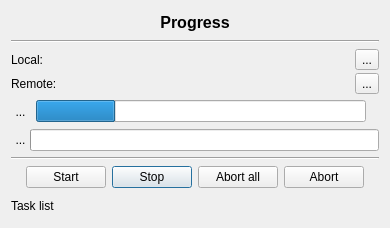
First picture: the form in woterm/qwosftptransferwidget.ui, repository aoyiduo/woterm, before the edit.
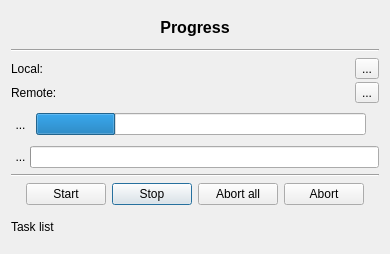
Second picture: the form after the edit. Icons and pictures are not drawn.

What changed in the file:
```diff
--- a/woterm/qwosftptransferwidget.ui
+++ b/woterm/qwosftptransferwidget.ui
@@ -7,7 +7,7 @@
     <x>0</x>
     <y>0</y>
     <width>390</width>
-    <height>228</height>
+    <height>254</height>
    </rect>
   </property>
   <property name="windowTitle">
```
Left out of the diff: 19 changed lines with no effect on the pictures.
